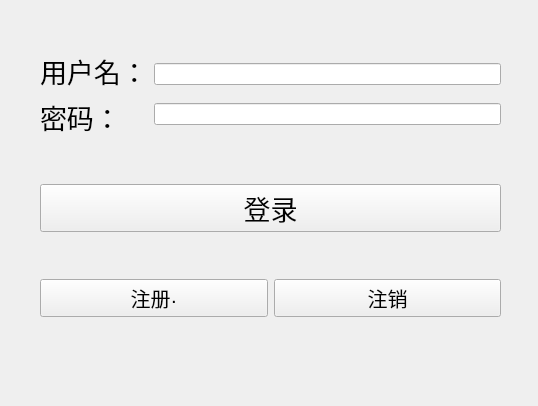
Old version of the form TCPclient/tcpclient.ui in the repository abzgit/QT.
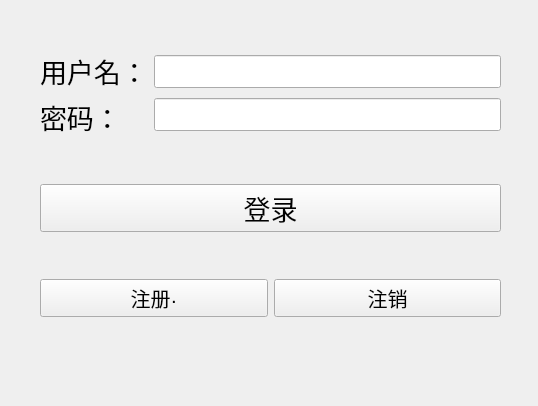
New version of the form.

Patch:
```diff
--- a/TCPclient/tcpclient.ui
+++ b/TCPclient/tcpclient.ui
@@ -56,10 +56,21 @@
       <item row="0" column="1">
        <layout class="QVBoxLayout" name="verticalLayout_3">
         <item>
-         <widget class="QLineEdit" name="line_le"/>
+         <widget class="QLineEdit" name="line_le">
+          <property name="font">
+           <font>
+            <pointsize>16</pointsize>
+           </font>
+          </property>
+         </widget>
         </item>
         <item>
          <widget class="QLineEdit" name="pwd_le">
+          <property name="font">
+           <font>
+            <pointsize>16</pointsize>
+           </font>
+          </property>
           <property name="echoMode">
            <enum>QLineEdit::Password</enum>
           </property>
```
